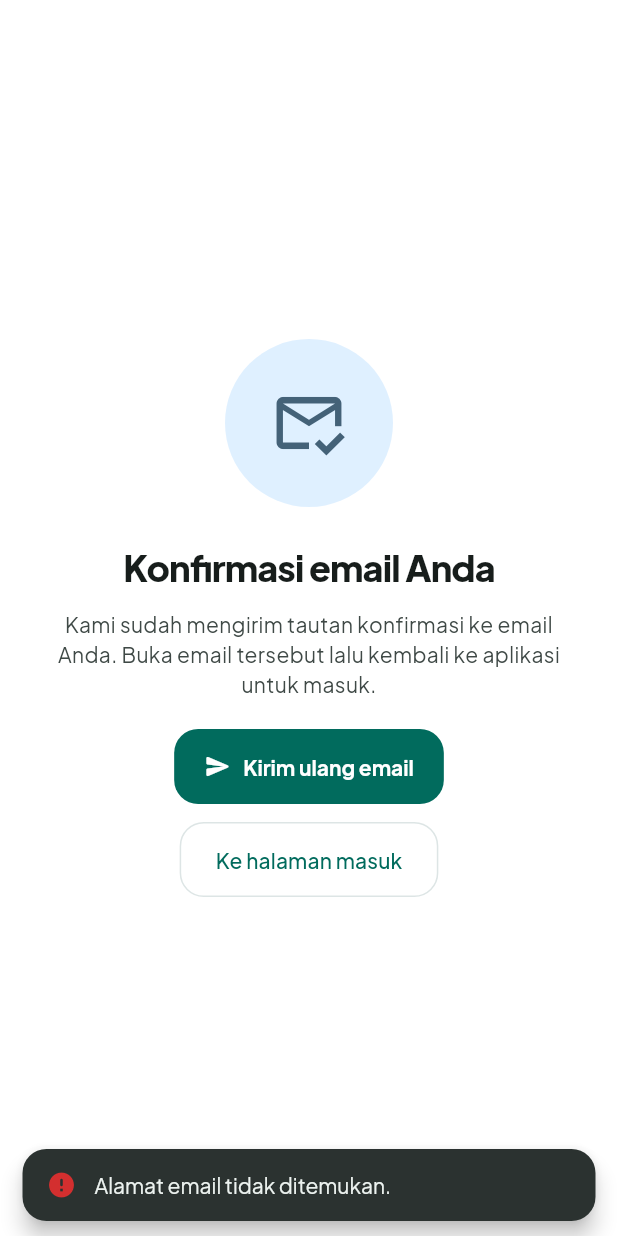
After one commit to dhebrill/erpeace_app, a Flutter app: the EmailConfirmationScreen screen opened by its route, after a tap on "Kirim ulang email", on a phone screen of 412 x 824 dp. The commit adds this screen. Run offline on Flutter 3.47's test engine with Material 3 defaults, Android fonts, the light colour scheme and no system bars; our stand-ins replace flutter_dotenv, flutter_riverpod, freezed_annotation, go_router, google_fonts, shared_preferences and 2 more; accounts and stored records are empty.

Commit message:
Phase 3: auth refinements, email confirmation flow and snake_case json mapping

```diff
--- /dev/null
+++ b/build.yaml
@@ -0,0 +1,9 @@
+targets:
+  $default:
+    builders:
+      json_serializable:
+        options:
+          # Every Dart model uses camelCase while the Postgres schema uses
+          # snake_case, so the mapping is handled globally instead of
+          # repeating @JsonKey(name: ...) on every single field.
+          field_rename: snake
--- a/lib/core/constants/app_routes.dart
+++ b/lib/core/constants/app_routes.dart
@@ -6,6 +6,7 @@ abstract final class AppRoutes {
   static const String login = '/login';
   static const String register = '/register';
   static const String forgotPassword = '/forgot-password';
+  static const String emailConfirmation = '/email-confirmation';
   static const String pendingApproval = '/pending-approval';
 
   static const String dashboard = '/dashboard';
--- a/lib/core/router/app_router.dart
+++ b/lib/core/router/app_router.dart
@@ -4,6 +4,7 @@ import 'package:go_router/go_router.dart';
 
 import '../../features/auth/domain/models/user_role.dart';
 import '../../features/auth/presentation/providers/auth_controller.dart';
+import '../../features/auth/presentation/screens/email_confirmation_screen.dart';
 import '../../features/auth/presentation/screens/forgot_password_screen.dart';
 import '../../features/auth/presentation/screens/login_screen.dart';
 import '../../features/auth/presentation/screens/pending_approval_screen.dart';
@@ -56,6 +57,10 @@ final routerProvider = Provider<GoRouter>((ref) {
       GoRoute(
         path: AppRoutes.forgotPassword,
         builder: (context, state) => const ForgotPasswordScreen(),
+      ),
+      GoRoute(
+        path: AppRoutes.emailConfirmation,
+        builder: (context, state) => const EmailConfirmationScreen(),
       ),
       GoRoute(
         path: AppRoutes.pendingApproval,
@@ -131,6 +136,10 @@ final routerProvider = Provider<GoRouter>((ref) {
           return path == AppRoutes.splash ? null : AppRoutes.splash;
         case AuthStatus.unauthenticated:
           return _publicPaths.contains(path) ? null : AppRoutes.login;
+        case AuthStatus.awaitingEmailConfirmation:
+          return path == AppRoutes.emailConfirmation
+              ? null
+              : AppRoutes.emailConfirmation;
         case AuthStatus.awaitingApproval:
           return path == AppRoutes.pendingApproval
               ? null
@@ -138,7 +147,8 @@ final routerProvider = Provider<GoRouter>((ref) {
         case AuthStatus.authenticated:
           if (_publicPaths.contains(path) ||
               path == AppRoutes.splash ||
-              path == AppRoutes.pendingApproval) {
+              path == AppRoutes.pendingApproval ||
+              path == AppRoutes.emailConfirmation) {
             return AppRoutes.dashboard;
           }
           final module = AppModule.fromPath(path);
--- a/lib/features/auth/data/auth_repository.dart
+++ b/lib/features/auth/data/auth_repository.dart
@@ -24,7 +24,7 @@ class AuthRepository {
     try {
       final data = await _client
           .from(AppConstants.tProfiles)
-          .select('id, full_name, role, is_active, created_at')
+          .select('id, full_name, email, role, is_active, created_at')
           .eq('id', userId)
           .maybeSingle();
 
@@ -56,6 +56,15 @@ class AuthRepository {
         password: password,
         data: {'full_name': fullName},
       );
+    } catch (error) {
+      throw ErrorHandler.map(error);
+    }
+  }
+
+  /// Sends the confirmation email again to a user that has not confirmed yet.
+  Future<void> resendConfirmationEmail(String email) async {
+    try {
+      await _client.auth.resend(type: OtpType.signup, email: email);
     } catch (error) {
       throw ErrorHandler.map(error);
     }
--- a/lib/features/auth/domain/models/profile.dart
+++ b/lib/features/auth/domain/models/profile.dart
@@ -6,11 +6,14 @@ part 'profile.freezed.dart';
 part 'profile.g.dart';
 
 /// A user profile stored in the `profiles` table.
+///
+/// The JSON keys are the snake_case column names of the database.
 @freezed
 abstract class Profile with _$Profile {
   const factory Profile({
     required String id,
     @Default('') String fullName,
+    String? email,
     @Default(UserRole.sales) UserRole role,
     @Default(false) bool isActive,
     DateTime? createdAt,
--- a/lib/features/auth/presentation/providers/auth_controller.dart
+++ b/lib/features/auth/presentation/providers/auth_controller.dart
@@ -141,6 +141,17 @@ class AuthController extends Notifier<AuthState> {
           );
 
       final user = response.user;
+
+      // Supabase only returns a session when the email confirmation is
+      // disabled. Otherwise the account has to be confirmed first.
+      if (response.session == null) {
+        state = AuthState(
+          status: AuthStatus.awaitingEmailConfirmation,
+          user: user,
+        );
+        return;
+      }
+
       if (user != null) {
         state = AuthState(status: AuthStatus.awaitingApproval, user: user);
         await _loadProfile(user);
@@ -153,6 +164,26 @@ class AuthController extends Notifier<AuthState> {
         isSubmitting: false,
         errorMessage: failure.message,
         status: AuthStatus.unauthenticated,
+      );
+      throw failure;
+    }
+  }
+
+  /// Sends the confirmation email again.
+  Future<void> resendConfirmationEmail() async {
+    final address = state.email;
+    if (address.isEmpty) {
+      throw const Failure('Alamat email tidak ditemukan.');
+    }
+    state = state.copyWith(isSubmitting: true, clearError: true);
+    try {
+      await ref.read(authRepositoryProvider).resendConfirmationEmail(address);
+      state = state.copyWith(isSubmitting: false);
+    } catch (error) {
+      final failure = ErrorHandler.map(error);
+      state = state.copyWith(
+        isSubmitting: false,
+        errorMessage: failure.message,
       );
       throw failure;
     }
--- a/lib/features/auth/presentation/providers/auth_state.dart
+++ b/lib/features/auth/presentation/providers/auth_state.dart
@@ -10,6 +10,9 @@ enum AuthStatus {
 
   /// No user is signed in.
   unauthenticated,
+
+  /// The account was created but the email address is not confirmed yet.
+  awaitingEmailConfirmation,
 
   /// The user signed up but has not been activated by an admin yet.
   awaitingApproval,
@@ -38,6 +41,9 @@ class AuthState {
 
   bool get isAwaitingApproval => status == AuthStatus.awaitingApproval;
 
+  bool get isAwaitingEmailConfirmation =>
+      status == AuthStatus.awaitingEmailConfirmation;
+
   UserRole? get role => profile?.role;
 
   String get displayName {
@@ -46,6 +52,9 @@ class AuthState {
     final email = user?.email ?? '';
     return email.isEmpty ? 'Pengguna' : email.split('@').first;
   }
+
+  /// The email address of the signed in user, falling back to the auth user.
+  String get email => profile?.email ?? user?.email ?? '';
 
   AuthState copyWith({
     AuthStatus? status,
--- /dev/null
+++ b/lib/features/auth/presentation/screens/email_confirmation_screen.dart
@@ -0,0 +1,134 @@
+import 'package:flutter/material.dart';
+import 'package:flutter_riverpod/flutter_riverpod.dart';
+import 'package:go_router/go_router.dart';
+
+import '../../../../core/constants/app_routes.dart';
+import '../../../../core/theme/app_spacing.dart';
+import '../../../../core/widgets/app_snackbar.dart';
+import '../../../../core/widgets/content_width.dart';
+import '../providers/auth_controller.dart';
+
+/// Shown when the account was created but the email address still has to be
+/// confirmed before the user can sign in.
+class EmailConfirmationScreen extends ConsumerWidget {
+  const EmailConfirmationScreen({super.key});
+
+  @override
+  Widget build(BuildContext context, WidgetRef ref) {
+    final theme = Theme.of(context);
+    final scheme = theme.colorScheme;
+    final auth = ref.watch(authControllerProvider);
+
+    return Scaffold(
+      body: SafeArea(
+        child: Center(
+          child: SingleChildScrollView(
+            padding: const EdgeInsets.all(AppSpacing.xxl),
+            child: ContentWidth(
+              maxWidth: 460,
+              child: Column(
+                mainAxisSize: MainAxisSize.min,
+                children: [
+                  Container(
+                    width: 112,
+                    height: 112,
+                    decoration: BoxDecoration(
+                      shape: BoxShape.circle,
+                      color: scheme.tertiaryContainer.withValues(alpha: 0.6),
+                    ),
+                    child: Icon(
+                      Icons.mark_email_read_outlined,
+                      size: 52,
+                      color: scheme.tertiary,
+                    ),
+                  ),
+                  const SizedBox(height: AppSpacing.xxl),
+                  Text(
+                    'Konfirmasi email Anda',
+                    textAlign: TextAlign.center,
+                    style: theme.textTheme.headlineSmall?.copyWith(
+                      fontWeight: FontWeight.w800,
+                      letterSpacing: -0.6,
+                    ),
+                  ),
+                  const SizedBox(height: AppSpacing.md),
+                  Text(
+                    'Kami sudah mengirim tautan konfirmasi ke email Anda. '
+                    'Buka email tersebut lalu kembali ke aplikasi untuk masuk.',
+                    textAlign: TextAlign.center,
+                    style: theme.textTheme.bodyMedium?.copyWith(
+                      color: scheme.onSurfaceVariant,
+                    ),
+                  ),
+                  if (auth.email.isNotEmpty) ...[
+                    const SizedBox(height: AppSpacing.xl),
+                    Container(
+                      width: double.infinity,
+                      padding: const EdgeInsets.symmetric(
+                        horizontal: AppSpacing.lg,
+                        vertical: AppSpacing.md,
+                      ),
+                      decoration: BoxDecoration(
+                        color: scheme.surfaceContainerHighest,
+                        borderRadius: BorderRadius.circular(AppSpacing.md),
+                      ),
+                      child: Row(
+                        children: [
+                          Icon(
+                            Icons.alternate_email_rounded,
+                            size: 20,
+                            color: scheme.primary,
+                          ),
+                          const SizedBox(width: AppSpacing.md),
+                          Expanded(
+                            child: Text(
+                              auth.email,
+                              style: theme.textTheme.bodyMedium?.copyWith(
+                                fontWeight: FontWeight.w600,
+                              ),
+                            ),
+                          ),
+                        ],
+                      ),
+                    ),
+                  ],
+                  const SizedBox(height: AppSpacing.xl),
+                  FilledButton.icon(
+                    onPressed: auth.isSubmitting
+                        ? null
+                        : () async {
+                            try {
+                              await ref
+                                  .read(authControllerProvider.notifier)
+                                  .resendConfirmationEmail();
+                              if (!context.mounted) return;
+                              AppSnackBar.showSuccess(
+                                context,
+                                'Email konfirmasi telah dikirim ulang.',
+                              );
+                            } catch (error) {
+                              if (!context.mounted) return;
+                              AppSnackBar.showError(context, error.toString());
+                            }
+                          },
+                    icon: const Icon(Icons.send_rounded),
+                    label: const Text('Kirim ulang email'),
+                  ),
+                  const SizedBox(height: AppSpacing.md),
+                  OutlinedButton(
+                    onPressed: () async {
+                      await ref.read(authControllerProvider.notifier).signOut();
+                      if (!context.mounted) return;
+                      GoRouter.of(context).go(AppRoutes.login);
+                    },
+                    child: const Text('Ke halaman masuk'),
+                  ),
+                ],
+              ),
+            ),
+          ),
+        ),
+      ),
+    );
+  }
+}
--- a/lib/features/auth/presentation/screens/register_screen.dart
+++ b/lib/features/auth/presentation/screens/register_screen.dart
@@ -48,9 +48,12 @@ class _RegisterScreenState extends ConsumerState<RegisterScreen> {
             fullName: _nameController.text,
           );
       if (!mounted) return;
+      final status = ref.read(authControllerProvider).status;
       AppSnackBar.showSuccess(
         context,
-        'Pendaftaran berhasil. Menunggu persetujuan admin.',
+        status == AuthStatus.awaitingEmailConfirmation
+            ? 'Pendaftaran berhasil. Silakan cek email Anda.'
+            : 'Pendaftaran berhasil. Menunggu persetujuan admin.',
       );
     } catch (error) {
       if (!mounted) return;
```
Also changed, not shown: lib/features/auth/domain/models/profile.freezed.dart, lib/features/auth/domain/models/profile.g.dart.
